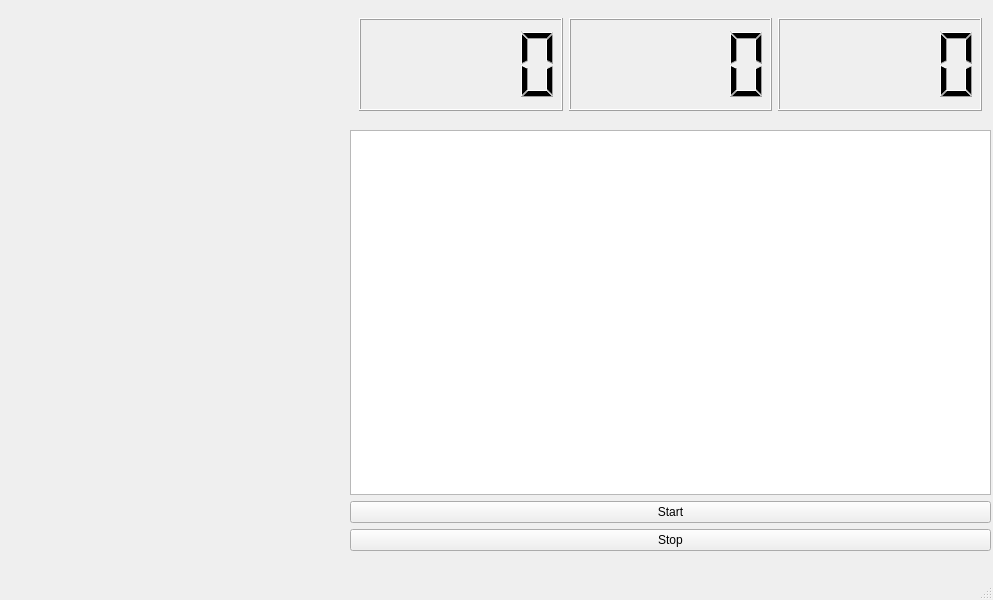
Qt form mainwindow.ui (r-lapins/Sensor-Dashboard) before a commit.
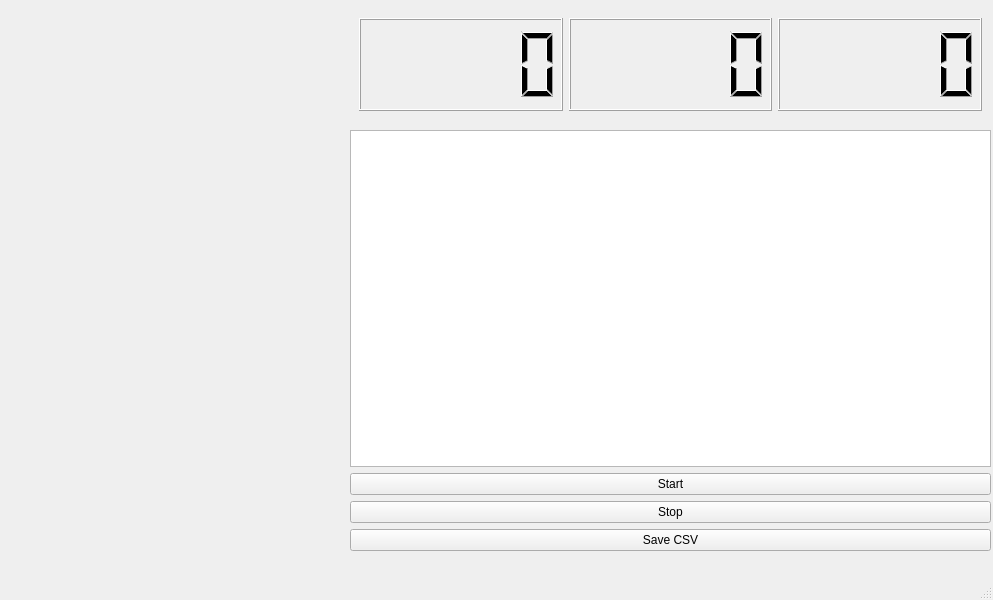
The same form after that commit.

```diff
--- a/mainwindow.ui
+++ b/mainwindow.ui
@@ -41,6 +41,13 @@
        </property>
       </widget>
      </item>
+     <item>
+      <widget class="QPushButton" name="btnSave">
+       <property name="text">
+        <string>Save CSV</string>
+       </property>
+      </widget>
+     </item>
     </layout>
    </widget>
    <widget class="QWidget" name="horizontalLayoutWidget">
```
